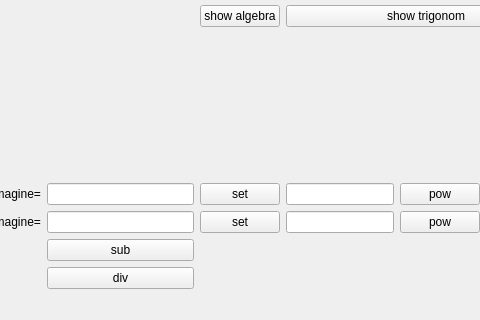
MrPipiKado/OOP, file Lab5/mainwindow.ui: the form before one commit; both pictures show x 225 to 705 and y 280 to 600 of the 800 by 600 pixel window.
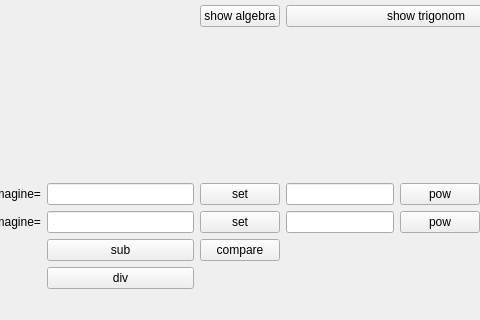
The form after the commit.

The edit to the form file:
```diff
--- a/Lab5/mainwindow.ui
+++ b/Lab5/mainwindow.ui
@@ -244,6 +244,20 @@
       </property>
      </widget>
     </item>
+    <item row="8" column="4">
+     <widget class="QPushButton" name="compare">
+      <property name="text">
+       <string>compare</string>
+      </property>
+     </widget>
+    </item>
+    <item row="8" column="5">
+     <widget class="QLabel" name="is_equel">
+      <property name="text">
+       <string/>
+      </property>
+     </widget>
+    </item>
    </layout>
   </widget>
   <widget class="QMenuBar" name="menubar">
```
